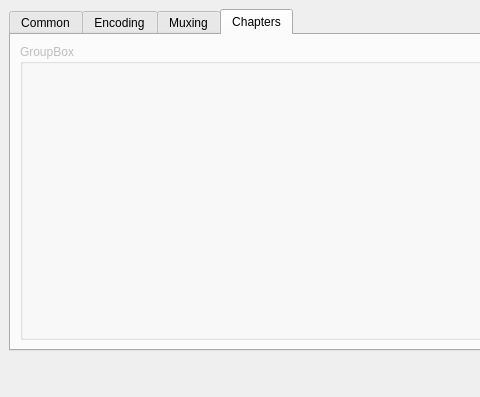
Old version of the form ui/avcutdialog.ui in the repository MINIXJR/TTCut-ng; both pictures show x 0 to 480 and y 0 to 397 of the 686 by 397 pixel window.
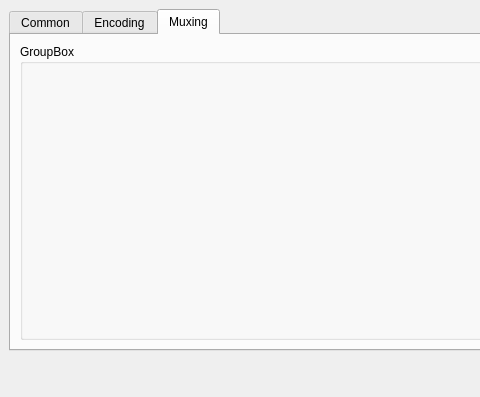
New version of the form. The open tabs and pages were chosen to show the change. Icons and pictures are not drawn. Custom widgets are drawn as their Qt base class.

Commit message: Remove inactive UI elements (chapters tabs, Configure button, videoFileInfo)

What changed in the file:
```diff
--- a/ui/avcutdialog.ui
+++ b/ui/avcutdialog.ui
@@ -463,36 +463,6 @@
        </item>
       </layout>
      </widget>
-     <widget class="QWidget" name="tabChapters" >
-      <property name="enabled" >
-       <bool>false</bool>
-      </property>
-      <attribute name="title" >
-       <string>Chapters</string>
-      </attribute>
-      <attribute name="icon" >
-       <iconset resource="avcutdialog.qrc" >
-        <normaloff>:/pixmaps/pixmaps/chapter_18.xpm</normaloff>:/pixmaps/pixmaps/chapter_18.xpm</iconset>
-      </attribute>
-      <layout class="QGridLayout" >
-       <property name="margin" >
-        <number>9</number>
-       </property>
-       <property name="spacing" >
-        <number>6</number>
-       </property>
-       <item row="0" column="0" >
-        <widget class="TTCutSettingsChapter" name="chaptersPage" >
-         <property name="enabled" >
-          <bool>false</bool>
-         </property>
-         <property name="title" >
-          <string>GroupBox</string>
-         </property>
-        </widget>
-       </item>
-      </layout>
-     </widget>
     </widget>
    </item>
   </layout>
@@ -504,12 +474,6 @@
    <header>../gui/ttcutsettingsmuxer.h</header>
    <container>1</container>
   </customwidget>
-  <customwidget>
-   <class>TTCutSettingsChapter</class>
-   <extends>QGroupBox</extends>
-   <header>../gui/ttcutsettingschapter.h</header>
-   <container>1</container>
-  </customwidget>
   <customwidget>
    <class>TTCutSettingsEncoder</class>
    <extends>QGroupBox</extends>
```
The commit also changes 24 other files.
